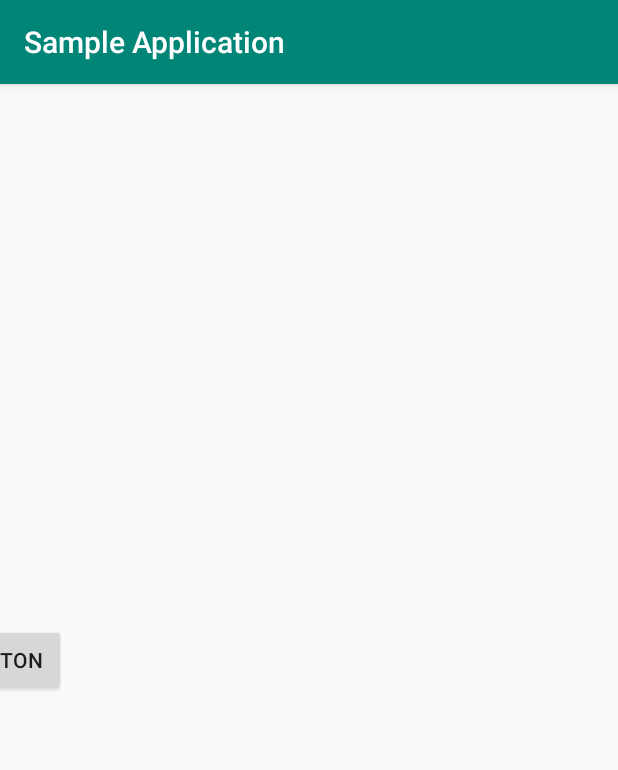
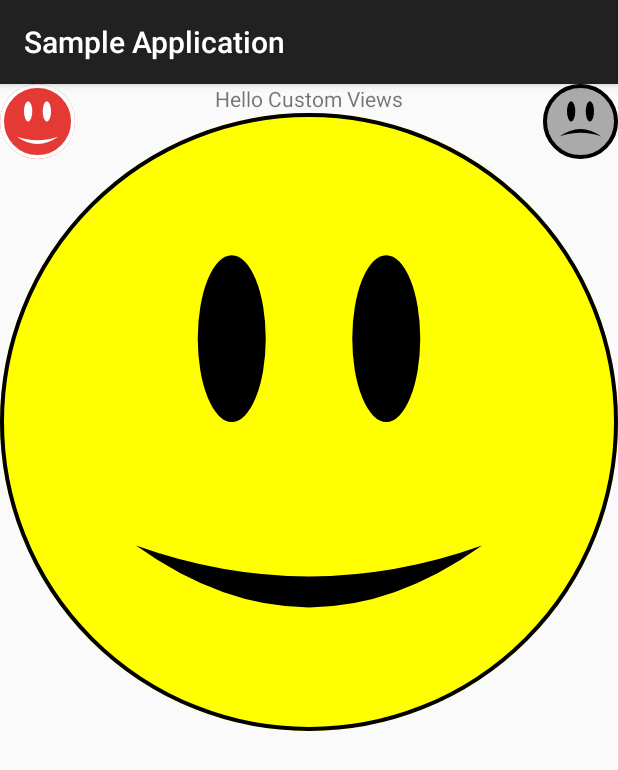
Before and after one commit to chiragsangvekar/sample-app, an Android app: the screen it shows after launch (MainActivity), on a phone screen of 412 x 824 dp. Shown: the top 770 px of the screen. Run offline under Robolectric (Android 15) with nearby library versions, the phone set to English and light mode, and no system bars; our stand-ins replace Room's generated code.

Commit message:
CustomView

```diff
--- /dev/null
+++ b/app/src/main/java/com/example/sampleapplication/EmotionalFaceView.kt
@@ -0,0 +1,163 @@
+package com.example.sampleapplication
+
+import android.content.Context
+import android.graphics.*
+import android.util.AttributeSet
+import android.util.Log
+import android.view.View
+
+class EmotionalFaceView(context: Context, attrs: AttributeSet) : View(context, attrs){
+
+//    private val paint = Paint(Paint.ANTI_ALIAS_FLAG)
+//    // Some colors for the face background, eyes and mouth.
+//    private var faceColor = Color.YELLOW
+//    private var eyesColor = Color.BLACK
+//    private var mouthColor = Color.BLACK
+//    private var borderColor = Color.BLACK
+//    // Face border width in pixels
+//    private var borderWidth = 4.0f
+//    // View size in pixels
+//    private var size = 320
+//
+//    private val mouthPath = Path()
+
+    companion object {
+        private const val DEFAULT_FACE_COLOR = Color.YELLOW
+        private const val DEFAULT_EYES_COLOR = Color.BLACK
+        private const val DEFAULT_MOUTH_COLOR = Color.BLACK
+        private const val DEFAULT_BORDER_COLOR = Color.BLACK
+        private const val DEFAULT_BORDER_WIDTH = 4.0f
+
+        const val HAPPY = 0L
+        const val SAD = 1L
+    }
+
+    private var faceColor = DEFAULT_FACE_COLOR
+    private var eyesColor = DEFAULT_EYES_COLOR
+    private var mouthColor = DEFAULT_MOUTH_COLOR
+    private var borderColor = DEFAULT_BORDER_COLOR
+    private var borderWidth = DEFAULT_BORDER_WIDTH
+
+    private val paint = Paint()
+    private val mouthPath = Path()
+    private var size = 0
+
+    // 3
+    var happinessState = HAPPY
+        set(state) {
+            field = state
+            // 4
+            invalidate()
+        }
+
+    // 5
+    init {
+        paint.isAntiAlias = true
+        setupAttributes(attrs)
+    }
+
+    private fun setupAttributes(attrs: AttributeSet?) {
+        // 6
+        // Obtain a typed array of attributes
+        val typedArray = context.theme.obtainStyledAttributes(attrs, R.styleable.EmotionalFaceView,
+            0, 0)
+
+        // 7
+        // Extract custom attributes into member variables
+        happinessState = typedArray.getInt(R.styleable.EmotionalFaceView_state, HAPPY.toInt()).toLong()
+        faceColor = typedArray.getColor(R.styleable.EmotionalFaceView_faceColor, DEFAULT_FACE_COLOR)
+        eyesColor = typedArray.getColor(R.styleable.EmotionalFaceView_eyesColor, DEFAULT_EYES_COLOR)
+        mouthColor = typedArray.getColor(R.styleable.EmotionalFaceView_mouthColor, DEFAULT_MOUTH_COLOR)
+        borderColor = typedArray.getColor(R.styleable.EmotionalFaceView_borderColor,
+            DEFAULT_BORDER_COLOR)
+        borderWidth = typedArray.getDimension(R.styleable.EmotionalFaceView_borderWidth,
+            DEFAULT_BORDER_WIDTH)
+
+        // 8
+        // TypedArray objects are shared and must be recycled.
+        typedArray.recycle()
+    }
+
+
+
+    override fun onDraw(canvas: Canvas) {
+        // call the super method to keep any drawing from the parent side.
+        super.onDraw(canvas)
+        drawFaceBackground(canvas)
+        drawEyes(canvas)
+        drawMouth(canvas)
+    }
+
+    private fun drawFaceBackground(canvas: Canvas) {
+
+        // 1
+        paint.color = faceColor
+        paint.style = Paint.Style.FILL
+
+        // 2
+        val radius = size / 2f
+
+        // 3
+        canvas.drawCircle(size / 2f, size / 2f, radius, paint)
+
+        // 4
+        paint.color = borderColor
+        paint.style = Paint.Style.STROKE
+        paint.strokeWidth = borderWidth
+
+        // 5
+        canvas.drawCircle(size / 2f, size / 2f, radius - borderWidth / 2f, paint)
+    }
+
+    private fun drawEyes(canvas: Canvas) {
+
+        // 1
+        paint.color = eyesColor
+        paint.style = Paint.Style.FILL
+
+// 2
+        val leftEyeRect = RectF(size * 0.32f, size * 0.23f, size * 0.43f, size * 0.50f)
+//        canvas.drawRect(leftEyeRect,paint)
+        canvas.drawOval(leftEyeRect, paint)
+
+// 3
+        val rightEyeRect = RectF(size * 0.57f, size * 0.23f, size * 0.68f, size * 0.50f)
+
+        canvas.drawOval(rightEyeRect, paint)
+    }
+
+    private fun drawMouth(canvas: Canvas) {
+
+        mouthPath.reset()
+
+        mouthPath.moveTo(size * 0.22f, size * 0.7f)
+
+        if (happinessState == HAPPY) {
+            // Happy mouth path
+            mouthPath.quadTo(size * 0.5f, size * 0.80f, size * 0.78f, size * 0.7f)
+            mouthPath.quadTo(size * 0.5f, size * 0.90f, size * 0.22f, size * 0.7f)
+        } else {
+            // Sad mouth path
+            mouthPath.quadTo(size * 0.5f, size * 0.50f, size * 0.78f, size * 0.7f)
+            mouthPath.quadTo(size * 0.5f, size * 0.60f, size * 0.22f, size * 0.7f)
+        }
+
+        paint.color = mouthColor
+        paint.style = Paint.Style.FILL
+
+        // Draw mouth path
+        canvas.drawPath(mouthPath, paint)
+    }
+
+    override fun onMeasure(widthMeasureSpec: Int, heightMeasureSpec: Int) {
+        super.onMeasure(widthMeasureSpec, heightMeasureSpec)
+
+        // 1
+        size = Math.min(measuredWidth, measuredHeight)
+
+        Log.d("CustomView","Size Received :"+size.toString())
+// 2
+        setMeasuredDimension(size, size)
+
+    }
+}
--- a/app/src/main/java/com/example/sampleapplication/MainActivity.kt
+++ b/app/src/main/java/com/example/sampleapplication/MainActivity.kt
@@ -12,7 +12,7 @@ import androidx.lifecycle.ViewModelProviders
 import androidx.recyclerview.widget.LinearLayoutManager
 import androidx.recyclerview.widget.RecyclerView
 import com.bumptech.glide.Glide
-import com.example.sampleapplication.databinding.ActivityMainBinding
+//import com.example.sampleapplication.databinding.ActivityMainBinding
 import com.example.sampleapplication.db.AppDatabase
 import com.example.sampleapplication.db.MyData
 import kotlinx.android.synthetic.main.activity_main.*
@@ -23,17 +23,27 @@ import kotlinx.android.synthetic.main.activity_main.*
 class MainActivity : AppCompatActivity() {
 
     private lateinit var viewModel: MainActivityViewModel
-    private lateinit var binding: ActivityMainBinding
+//    private lateinit var binding: ActivityMainBinding
 
     override fun onCreate(savedInstanceState: Bundle?) {
         super.onCreate(savedInstanceState)
-        binding = DataBindingUtil.setContentView(this, R.layout.activity_main)
+//        binding = DataBindingUtil.setContentView(this, R.layout.activity_main)
+        setContentView(R.layout.activity_main)
         initUI()
     }
 
     fun initUI() {
         val dataDao = AppDatabase.get(applicationContext).myDataDao()
         viewModel = ViewModelProviders.of(this).get(MainActivityViewModel::class.java)
+
+        // 1
+        happyButton.setOnClickListener({
+            emotionalFaceView.happinessState = EmotionalFaceView.HAPPY
+        })
+// 2
+        sadButton.setOnClickListener({
+            emotionalFaceView.happinessState = EmotionalFaceView.SAD
+        })
 //        viewModel.dataListResultUIModel.observe(this, Observer { listData ->
 //
 //            binding.listRv.layoutManager = LinearLayoutManager(this) as RecyclerView.LayoutManager?
--- a/app/src/main/res/layout/activity_main.xml
+++ b/app/src/main/res/layout/activity_main.xml
@@ -1,29 +1,50 @@
 <?xml version="1.0" encoding="utf-8"?>
 
-<layout
-        xmlns:android="http://schemas.android.com/apk/res/android"
-        xmlns:tools="http://schemas.android.com/tools"
-        xmlns:app="http://schemas.android.com/apk/res-auto">
 
-    <androidx.constraintlayout.widget.ConstraintLayout
-
+    <RelativeLayout
+            xmlns:android="http://schemas.android.com/apk/res/android"
+            xmlns:tools="http://schemas.android.com/tools"
+            xmlns:app="http://schemas.android.com/apk/res-auto"
             android:layout_width="match_parent"
             android:layout_height="match_parent"
-            tools:context=".MainActivity">>
-        <Button
-                android:text="Button"
+            tools:context=".MainActivity">
+
+        <TextView
+                android:id="@+id/textView"
                 android:layout_width="wrap_content"
                 android:layout_height="wrap_content"
-                tools:layout_editor_absoluteY="291dp"
-                tools:layout_editor_absoluteX="161dp"
-                app:layout_constraintTop_toTopOf="parent"
-                app:layout_constraintBottom_toBottomOf="parent"
-                app:layout_constraintStart_toStartOf="parent"
-                app:layout_constraintEnd_toStartOf="parent"
-                android:onClick="startNewActivity"
-                android:id="@+id/button"/>
-    </androidx.constraintlayout.widget.ConstraintLayout>
+                android:layout_alignParentTop="true"
+                android:layout_centerHorizontal="true"
+                android:text="Hello Custom Views"/>
 
+        <com.example.sampleapplication.EmotionalFaceView
+                android:id="@+id/emotionalFaceView"
+                android:layout_width="match_parent"
+                android:layout_height="match_parent"
+                android:layout_centerInParent="true"
+                android:layout_below="@+id/textView" />
 
+    <com.example.sampleapplication.EmotionalFaceView
+            android:id="@+id/happyButton"
+            android:layout_width="@dimen/face_button_dimen"
+            android:layout_height="@dimen/face_button_dimen"
+            android:layout_alignParentLeft="true"
+            android:layout_alignParentStart="true"
+            app:borderColor="@color/white"
+            app:eyesColor="@color/white"
+            app:faceColor="@color/red"
+            app:mouthColor="@color/white"
+            app:state="happy" />
 
-</layout>
+    <com.example.sampleapplication.EmotionalFaceView
+            android:id="@+id/sadButton"
+            android:layout_width="@dimen/face_button_dimen"
+            android:layout_height="@dimen/face_button_dimen"
+            android:layout_alignParentEnd="true"
+            android:layout_alignParentRight="true"
+            app:borderColor="@color/black"
+            app:eyesColor="@color/black"
+            app:faceColor="@color/light_grey"
+            app:mouthColor="@color/black"
+            app:state="sad" />
+    </RelativeLayout>
--- /dev/null
+++ b/app/src/main/res/layout/activity_main_2.xml
@@ -0,0 +1,12 @@
+<?xml version="1.0" encoding="utf-8"?>
+<RelativeLayout xmlns:android="http://schemas.android.com/apk/res/android"
+                android:layout_width="match_parent"
+                android:layout_height="match_parent">
+
+    <TextView
+            android:text="TextView"
+            android:layout_width="wrap_content"
+            android:layout_height="wrap_content"
+            android:layout_centerHorizontal="true"
+            android:id="@+id/textView"/>
+</RelativeLayout>
--- /dev/null
+++ b/app/src/main/res/values/attrs.xml
@@ -0,0 +1,16 @@
+<?xml version="1.0" encoding="utf-8"?>
+<resources>
+
+    <declare-styleable name="EmotionalFaceView">
+        <!--2-->
+        <attr name="faceColor" format="color" />
+        <attr name="eyesColor" format="color" />
+        <attr name="mouthColor" format="color" />
+        <attr name="borderColor" format="color" />
+        <attr name="borderWidth" format="dimension" />
+        <attr name="state" format="enum">
+            <enum name="happy" value="0" />
+            <enum name="sad" value="1" />
+        </attr>
+    </declare-styleable>
+</resources>
--- a/app/src/main/res/values/colors.xml
+++ b/app/src/main/res/values/colors.xml
@@ -1,6 +1,12 @@
 <?xml version="1.0" encoding="utf-8"?>
 <resources>
-    <color name="colorPrimary">#008577</color>
-    <color name="colorPrimaryDark">#00574B</color>
-    <color name="colorAccent">#D81B60</color>
+
+
+
+    <color name="red">#e53935</color>
+    <color name="black">#000000</color>
+    <color name="white">#FFFFFF</color>
+    <color name="light_grey">#AAAAAA</color>
+    <color name="dark_grey">#555555</color>
+
 </resources>
--- /dev/null
+++ b/app/src/main/res/values/dimens.xml
@@ -0,0 +1,7 @@
+<?xml version="1.0" encoding="utf-8"?>
+<resources>
+
+        <dimen name="face_button_dimen">50dp</dimen>
+        <dimen name="screen_padding">16dp</dimen>
+
+</resources>
--- a/app/src/main/res/values/styles.xml
+++ b/app/src/main/res/values/styles.xml
@@ -3,9 +3,9 @@
     <!-- Base application theme. -->
     <style name="AppTheme" parent="Theme.AppCompat.Light.DarkActionBar">
         <!-- Customize your theme here. -->
-        <item name="colorPrimary">@color/colorPrimary</item>
-        <item name="colorPrimaryDark">@color/colorPrimaryDark</item>
-        <item name="colorAccent">@color/colorAccent</item>
+        <!--<item name="colorPrimary">@color/colorPrimary</item>-->
+        <!--<item name="colorPrimaryDark">@color/colorPrimaryDark</item>-->
+        <!--<item name="colorAccent">@color/colorAccent</item>-->
     </style>
 
 </resources>
```
